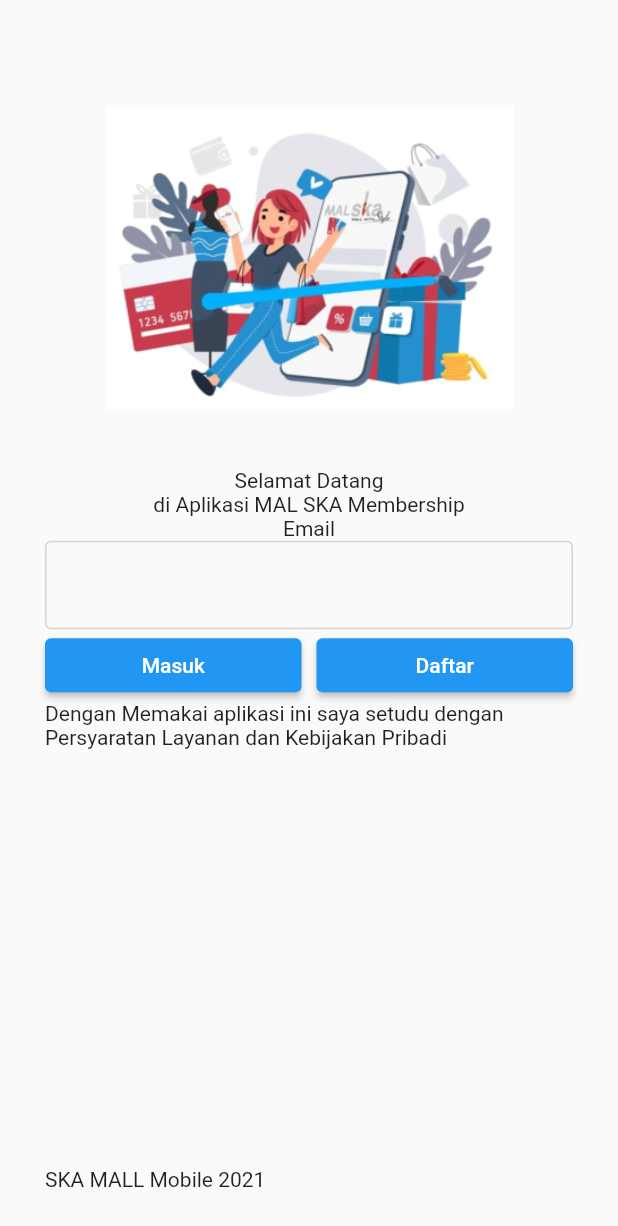
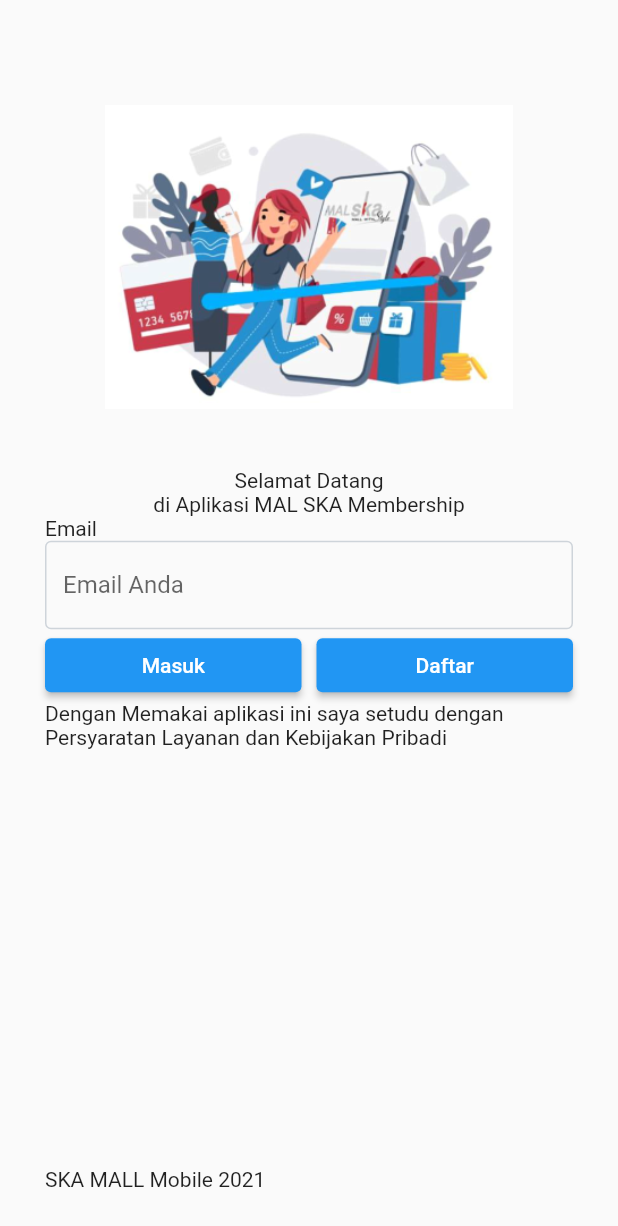
Before and after one commit to idwimeianto/utsapp, a Flutter app: the screen it shows after launch, on a phone screen of 412 x 824 dp. Shown: the top 1226 px of the screen. Run offline on Flutter 3.47's test engine with Material 2 defaults, Android fonts, the phone set to English and light mode, and no system bars.

Commit message:
fix aligment and add placeholder on form

```diff
--- a/lib/main.dart
+++ b/lib/main.dart
@@ -42,6 +42,7 @@
                       ),
                       Container(
                         child: Column(
+                          crossAxisAlignment: CrossAxisAlignment.start,
                           children: [
                             Text('Email'),
                             LoginForm(),
@@ -104,6 +105,7 @@
                   color: Color.fromARGB(255, 206, 212, 218),
                 ),
               ),
+              hintText: "Email Anda",
             ),
           ),
           Row(
```
